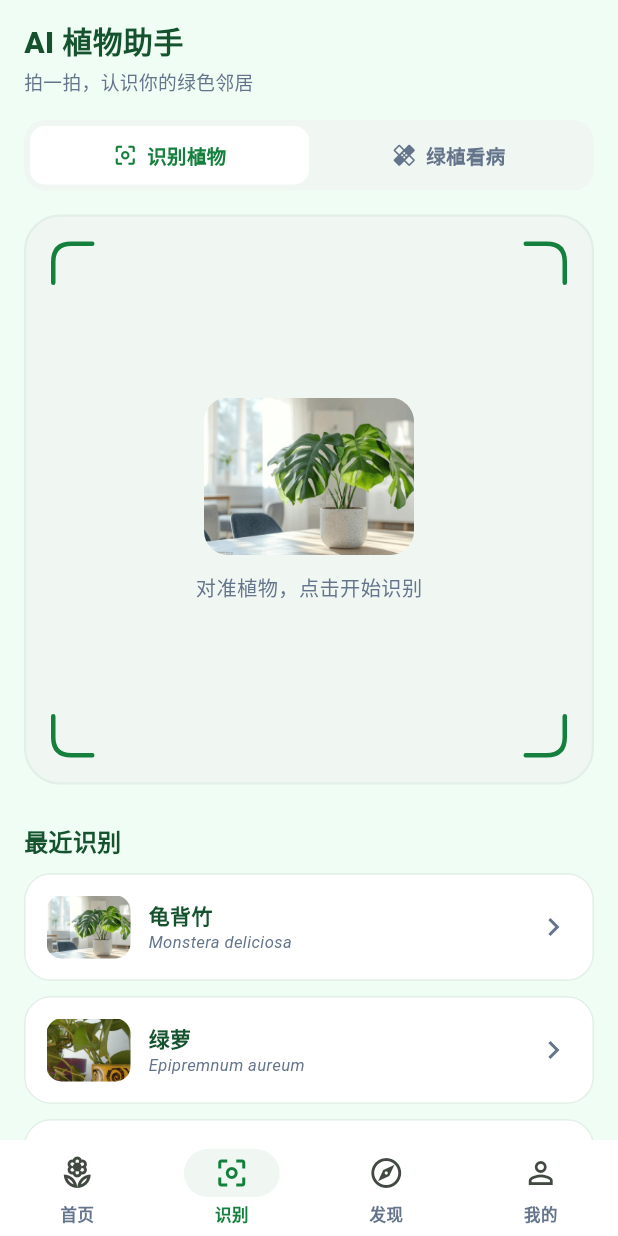
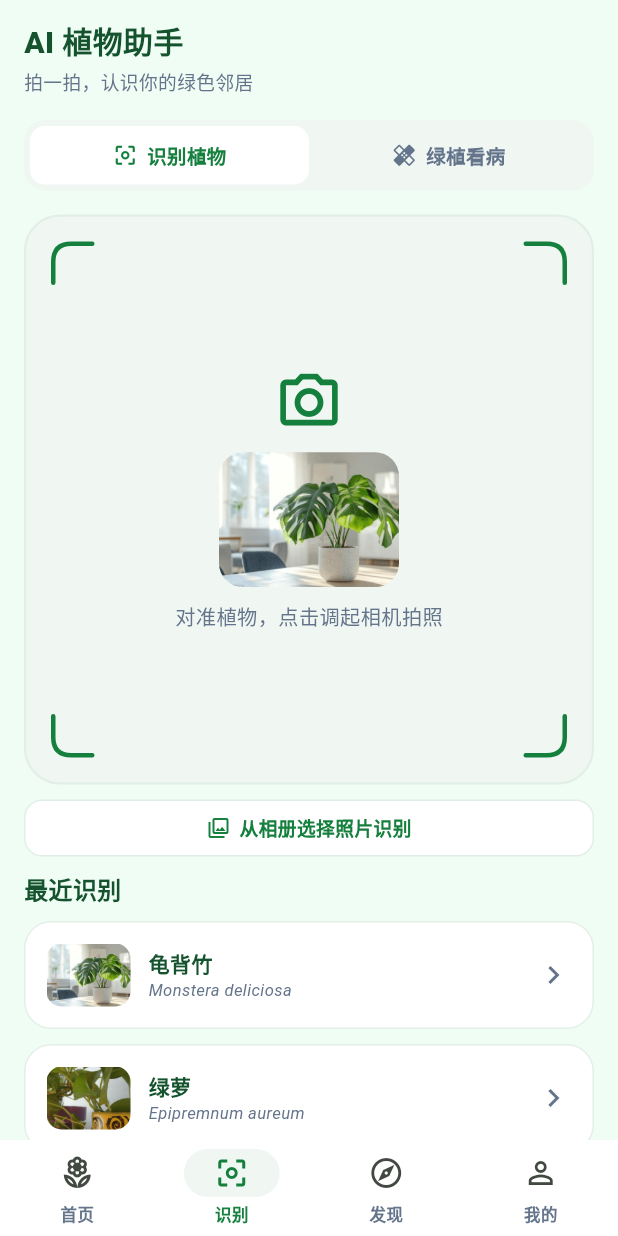
Before and after one commit to GeeksYe/plantcare, a Flutter app: the screen it shows after launch, item 2 of the bottom bar chosen, on a phone screen of 412 x 824 dp. Run offline on Flutter 3.47's test engine with Material 3 defaults, Android fonts, the phone set to English and light mode, and no system bars; our stand-ins replace image_picker, shared_preferences.

Commit message:
feat: AI识别接入系统相机——拍照/相册选图后展示实拍照片再出识别结果

```diff
--- a/lib/screens/ai_screen.dart
+++ b/lib/screens/ai_screen.dart
@@ -1,10 +1,12 @@
+import 'dart:io';
 import 'package:flutter/material.dart';
+import 'package:image_picker/image_picker.dart';
 import '../data/mock_data.dart';
 import '../models.dart';
 import '../theme.dart';
 import '../widgets/common.dart';
 
-/// 一级页：AI 识别（拍照扫描 + 绿植看病诊断，展示态）
+/// 一级页：AI 识别（调用系统相机拍照 + 绿植看病诊断；识别结果为本地 mock，接服务器时替换）
 class AiScreen extends StatefulWidget {
   const AiScreen({super.key});
 
@@ -16,6 +18,8 @@ class _AiScreenState extends State<AiScreen> {
   bool _scanning = false;
   bool _showResult = false;
   int _mode = 0; // 0 识别植物 1 看病诊断
+  String? _photoPath; // 拍摄/选择的照片路径
+  final ImagePicker _picker = ImagePicker();
 
   @override
   Widget build(BuildContext context) {
@@ -33,7 +37,8 @@ class _AiScreenState extends State<AiScreen> {
           _modeSwitch(),
           const SizedBox(height: 16),
           _scanner(),
-          const SizedBox(height: 16),
+          const SizedBox(height: 10),
+          _galleryEntry(),
           if (_showResult) ..._resultCards(),
           const SizedBox(height: 6),
           SectionTitle('最近识别'),
@@ -61,7 +66,7 @@ class _AiScreenState extends State<AiScreen> {
     final selected = _mode == index;
     return Expanded(
       child: GestureDetector(
-        onTap: () => setState(() { _mode = index; _showResult = false; }),
+        onTap: () => setState(() { _mode = index; _showResult = false; _photoPath = null; }),
         child: Container(
           padding: const EdgeInsets.symmetric(vertical: 10),
           decoration: BoxDecoration(
@@ -101,15 +106,28 @@ class _AiScreenState extends State<AiScreen> {
                       Text('AI 正在识别中…',
                           style: TextStyle(fontSize: 13, color: AppColors.forest, fontWeight: FontWeight.w600)),
                     ])
+                  : _photoPath != null
+                      ? Column(mainAxisAlignment: MainAxisAlignment.center, children: [
+                          ClipRRect(
+                            borderRadius: BorderRadius.circular(16),
+                            child: Image.file(File(_photoPath!),
+                                width: 200, height: 200, fit: BoxFit.cover),
+                          ),
+                          const SizedBox(height: 10),
+                          Text(_showResult ? '点击重新拍摄' : '已获取照片，分析中…',
+                              style: const TextStyle(fontSize: 12.5, color: AppColors.sub)),
+                        ])
                       : Column(mainAxisAlignment: MainAxisAlignment.center, children: [
+                          const Icon(Icons.photo_camera_outlined, size: 46, color: AppColors.forest),
+                          const SizedBox(height: 10),
                           ClipRRect(
                             borderRadius: BorderRadius.circular(16),
                             child: Image.asset(
                                 _mode == 0 ? 'assets/images/monstera.png' : 'assets/images/ficus.png',
-                            width: 140, height: 105, fit: BoxFit.cover),
+                                width: 120, height: 90, fit: BoxFit.cover),
                           ),
-                      const SizedBox(height: 12),
-                      Text(_mode == 0 ? '对准植物，点击开始识别' : '拍下有问题的叶片',
+                          const SizedBox(height: 10),
+                          Text(_mode == 0 ? '对准植物，点击调起相机拍照' : '拍下有问题的叶片',
                               style: const TextStyle(fontSize: 13.5, color: AppColors.sub)),
                         ]),
             ),
@@ -139,11 +157,55 @@ class _AiScreenState extends State<AiScreen> {
     );
   }
 
+  /// 点击取景框：调起系统相机拍照（用户取消则不触发分析）
   Future<void> _scan() async {
     if (_scanning) return;
-    setState(() => _scanning = true);
-    await Future.delayed(const Duration(milliseconds: 1400));
+    final XFile? photo = await _pick(ImageSource.camera);
+    if (photo == null) return;
+    await _analyze(photo);
+  }
+
+  /// 从相册选择照片识别
+  Future<void> _pickFromGallery() async {
+    if (_scanning) return;
+    final XFile? photo = await _pick(ImageSource.gallery);
+    if (photo == null) return;
+    await _analyze(photo);
+  }
+
+  Future<XFile?> _pick(ImageSource source) async {
+    try {
+      return await _picker.pickImage(
+          source: source, maxWidth: 1200, imageQuality: 85);
+    } catch (_) {
+      return null;
+    }
+  }
+
+  Future<void> _analyze(XFile photo) async {
+    setState(() { _photoPath = photo.path; _scanning = true; _showResult = false; });
+    await Future.delayed(const Duration(milliseconds: 1600));
     setState(() { _scanning = false; _showResult = true; });
+  }
+
+  Widget _galleryEntry() {
+    return GestureDetector(
+      onTap: _pickFromGallery,
+      child: Container(
+        padding: const EdgeInsets.symmetric(vertical: 9),
+        decoration: BoxDecoration(
+          color: Colors.white,
+          borderRadius: BorderRadius.circular(12),
+          border: Border.all(color: AppColors.border),
+        ),
+        child: const Row(mainAxisAlignment: MainAxisAlignment.center, children: [
+          Icon(Icons.photo_library_outlined, size: 16, color: AppColors.forest),
+          SizedBox(width: 6),
+          Text('从相册选择照片识别',
+              style: TextStyle(fontSize: 12.5, color: AppColors.forest, fontWeight: FontWeight.w600)),
+        ]),
+      ),
+    );
   }
 
   List<Widget> _resultCards() {
@@ -153,7 +215,7 @@ class _AiScreenState extends State<AiScreen> {
           child: Row(children: [
             ClipRRect(
               borderRadius: BorderRadius.circular(12),
-              child: Image.asset('assets/images/monstera.png', width: 76, height: 56, fit: BoxFit.cover),
+              child: _resultThumb(76, 56),
             ),
             const SizedBox(width: 12),
             const Expanded(
@@ -187,7 +249,7 @@ class _AiScreenState extends State<AiScreen> {
           Row(children: [
             ClipRRect(
               borderRadius: BorderRadius.circular(12),
-              child: Image.asset('assets/images/ficus.png', width: 76, height: 56, fit: BoxFit.cover),
+              child: _resultThumb(76, 56),
             ),
             const SizedBox(width: 12),
             const Expanded(
@@ -210,6 +272,16 @@ class _AiScreenState extends State<AiScreen> {
       ),
       const SizedBox(height: 6),
     ];
+  }
+
+  /// 结果卡缩略图：优先展示实拍照片，无照片时回退到示例图
+  Widget _resultThumb(double w, double h) {
+    if (_photoPath != null) {
+      return Image.file(File(_photoPath!), width: w, height: h, fit: BoxFit.cover);
+    }
+    return Image.asset(
+        _mode == 0 ? 'assets/images/monstera.png' : 'assets/images/ficus.png',
+        width: w, height: h, fit: BoxFit.cover);
   }
 
   Widget _historyItem(entry) {
```
Lines whose indentation alone changed are shown as unchanged.
